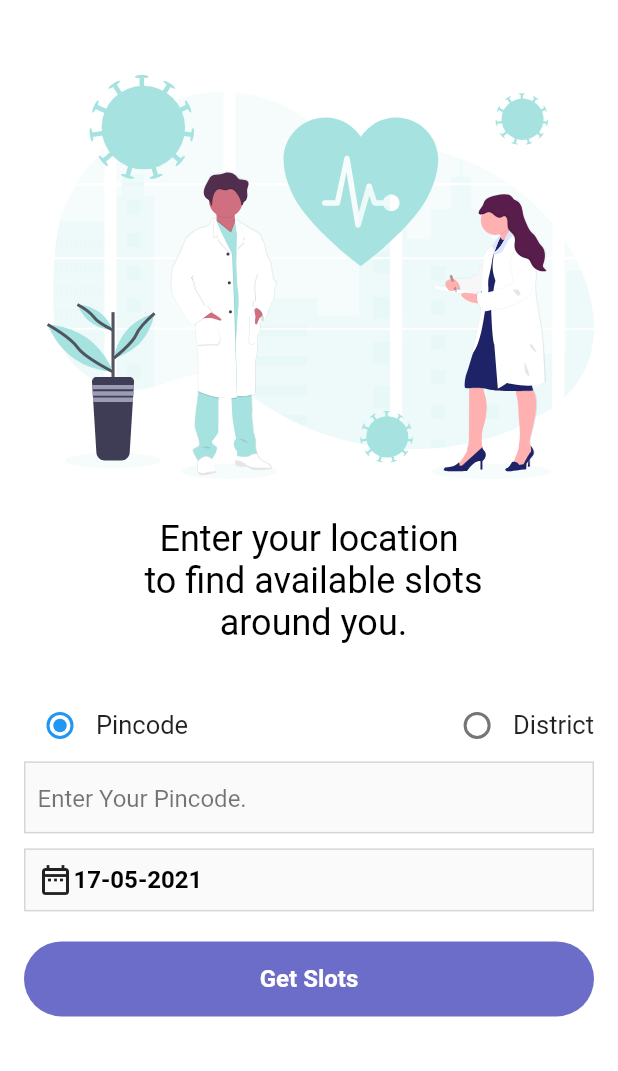
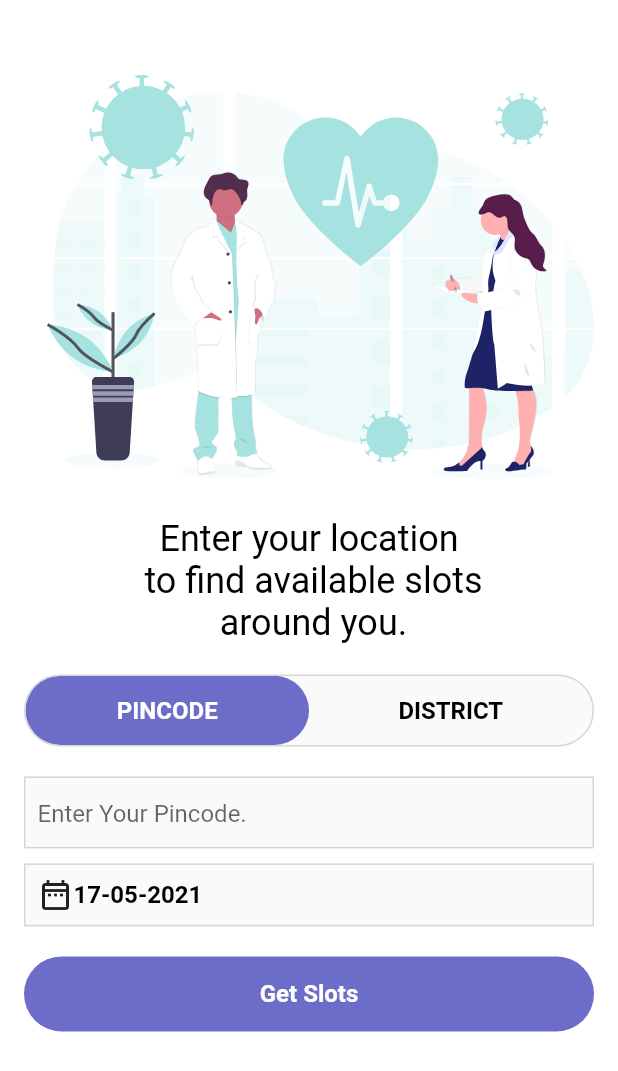
Before and after one commit to dev-rajshekhar/cowin_slot_checker, a Flutter app: the screen it shows after launch, on a phone screen of 412 x 824 dp. Shown: the top 1071 px of the screen. Run offline on Flutter 3.47's test engine with Material 2 defaults, Android fonts, the phone set to English and light mode, and no system bars; our stand-ins replace flutter_svg.

Commit message:
Added the new ui for selection screen.

```diff
--- a/lib/screens/available_slots.dart
+++ b/lib/screens/available_slots.dart
@@ -285,7 +285,7 @@ class _AvailableSlotsState extends State<AvailableSlots> {
                         ? ListView.builder(
                             physics: NeverScrollableScrollPhysics(),
                             shrinkWrap: true,
-                            padding: EdgeInsets.symmetric(horizontal: 10.0),
+                            padding: EdgeInsets.symmetric(horizontal: 5.0),
                             itemCount: filteredList.length,
                             itemBuilder: (context, index) {
                               var centerInfo = filteredList[index];
--- a/lib/screens/landing_page.dart
+++ b/lib/screens/landing_page.dart
@@ -1,4 +1,5 @@
 import 'package:cowin_slot_checker/constants/app_routs.dart';
+import 'package:cowin_slot_checker/constants/color_constants.dart';
 import 'package:cowin_slot_checker/constants/string_constants.dart';
 import 'package:flutter/material.dart';
 import 'package:flutter_svg/svg.dart';
@@ -18,10 +19,9 @@ class _MyHomePageState extends State<MyHomePage> {
   String assets = "assets/banner.svg";
   String radioButtonItem = 'Pincode';
   String pinCode = "";
-  int id = 1;
   DateTime date = DateTime.now();
   TextEditingController _textController = TextEditingController();
-
+  List<bool> isSelected = [true, false];
   navigateToDisttictPage() async {
     var result = await Navigator.of(context)
         .pushNamed(AppRoutsConstants.DISTICT_ROUTE, arguments: stateId);
@@ -57,58 +57,15 @@ class _MyHomePageState extends State<MyHomePage> {
       ),
       padding: const EdgeInsets.symmetric(horizontal: 8),
       child: TextField(
+        style: style,
         keyboardType: TextInputType.number,
         controller: _textController,
         decoration: InputDecoration(
           hintText: 'Enter Your Pincode.',
-          hintStyle: style,
           border: InputBorder.none,
         ),
         onChanged: onItemChanged,
       ),
-    );
-  }
-
-  Widget buildRadioButton() {
-    return Row(
-      mainAxisAlignment: MainAxisAlignment.start,
-      children: <Widget>[
-        Radio(
-          value: 1,
-          groupValue: id,
-          onChanged: (val) {
-            setState(() {
-              radioButtonItem = 'Pincode';
-
-              id = 1;
-            });
-          },
-        ),
-        Text(
-          'Pincode',
-          style: new TextStyle(fontSize: 17.0),
-        ),
-        Spacer(),
-        Radio(
-          value: 2,
-          groupValue: id,
-          onChanged: (val) {
-            setState(() {
-              radioButtonItem = 'District';
-              pinCode = "";
-              _textController.clear();
-
-              id = 2;
-            });
-          },
-        ),
-        Text(
-          'District',
-          style: new TextStyle(
-            fontSize: 17.0,
-          ),
-        ),
-      ],
     );
   }
 
@@ -177,6 +134,100 @@ class _MyHomePageState extends State<MyHomePage> {
     setState(() {
       isButtonEnabled = false;
     });
+  }
+
+  Widget buildSelectionOption() {
+    return Container(
+        child: LayoutBuilder(
+          builder: (context, constraints) {
+            return ToggleButtons(
+              fillColor: Colors.transparent,
+              borderColor: Colors.transparent,
+              borderWidth: 0,
+              constraints:
+                  BoxConstraints.expand(width: constraints.maxWidth / 2),
+              selectedBorderColor: Colors.transparent,
+              borderRadius: BorderRadius.circular(48),
+              onPressed: (index) {
+                setState(() {
+                  for (int i = 0; i < isSelected.length; i++) {
+                    isSelected[i] = i == index;
+                  }
+                  if (isSelected[0]) {
+                    radioButtonItem = "Pincode";
+                  } else {
+                    radioButtonItem = "District";
+                    pinCode = "";
+                    _textController.clear();
+                  }
+                });
+              },
+              isSelected: isSelected,
+              children: [
+                Container(
+                  height: 48,
+                  alignment: Alignment.center,
+                  decoration: BoxDecoration(
+                    color: isSelected[0]
+                        ? ColorConstants.kBlueColor
+                        : Colors.transparent,
+                    borderRadius: BorderRadius.all(isSelected[0]
+                        ? Radius.circular(48.0)
+                        : Radius.circular(0.0)),
+                  ),
+                  child: Text(
+                    "PINCODE",
+                    style: isSelected[0]
+                        ? TextStyle(
+                            color: Colors.white,
+                            fontSize: 16,
+                            fontWeight: FontWeight.bold,
+                          )
+                        : TextStyle(
+                            color: Colors.black,
+                            fontSize: 16,
+                            fontWeight: FontWeight.bold,
+                          ),
+                  ),
+                ),
+                Container(
+                  height: 48,
+                  alignment: Alignment.center,
+                  decoration: BoxDecoration(
+                    color: isSelected[1]
+                        ? ColorConstants.kBlueColor
+                        : Colors.transparent,
+                    borderRadius: BorderRadius.all(isSelected[1]
+                        ? Radius.circular(48.0)
+                        : Radius.circular(0.0)),
+                  ),
+                  child: Text(
+                    "DISTRICT",
+                    style: isSelected[1]
+                        ? TextStyle(
+                            color: Colors.white,
+                            fontSize: 16,
+                            fontWeight: FontWeight.bold,
+                          )
+                        : TextStyle(
+                            color: Colors.black,
+                            fontSize: 16,
+                            fontWeight: FontWeight.bold,
+                          ),
+                  ),
+                ),
+              ],
+            );
+          },
+        ),
+        width: MediaQuery.of(context).size.width,
+        height: 48,
+        decoration: BoxDecoration(
+            color: Color(0xFFFAFAFA),
+            border: Border.all(
+              color: Color(0xFFD6D6D6),
+            ),
+            borderRadius: BorderRadius.circular(48.0)));
   }
 
   Widget buildFomSelection({String key, String value = "", Function function}) {
@@ -283,9 +334,12 @@ class _MyHomePageState extends State<MyHomePage> {
                           fontWeight: FontWeight.normal),
                     ),
                     SizedBox(
-                      height: 30.0,
+                      height: 20.0,
                     ),
-                    buildRadioButton(),
+                    buildSelectionOption(),
+                    SizedBox(
+                      height: 20.0,
+                    ),
                     radioButtonItem == "District"
                         ? Column(children: [
                             buildFomSelection(
```
Also changed, not shown: lib/widgest/render_center.dart (+29 -9 lines).
